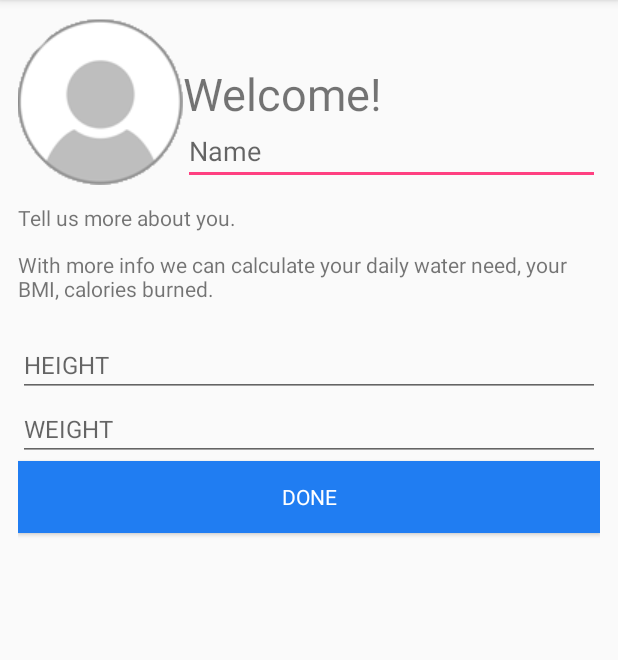
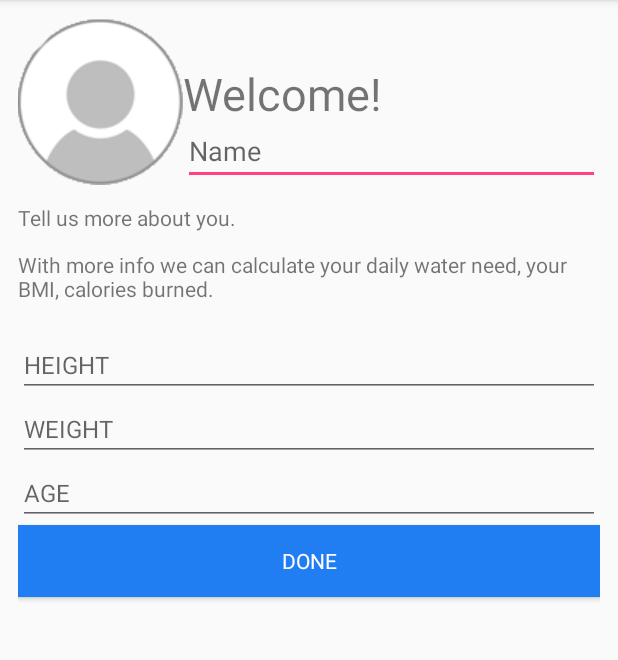
Before and after one commit to vikaspal210/StepCounter, an Android app: the screen it shows after launch (UserInfo), on a phone screen of 412 x 824 dp, the part 84-744 px from its top. Run offline under Robolectric (Android 15) with nearby library versions, the phone set to English and light mode, and no system bars; 3 statements that could not run were skipped.

```diff
--- a/app/build.gradle
+++ b/app/build.gradle
@@ -36,5 +36,7 @@ dependencies {
     compile 'com.android.support.constraint:constraint-layout:1.0.2'
     compile 'com.android.support:support-v4:25.3.1'
     compile 'com.android.support:design:25.3.1'
+    compile 'com.android.support:cardview-v7:25.3.1'
+    compile 'com.android.support:recyclerview-v7:25.3.1'
     testCompile 'junit:junit:4.12'
 }
--- /dev/null
+++ b/app/src/main/java/com/example/cas/stepcounter/ProgressFragment.java
@@ -0,0 +1,94 @@
+package com.example.cas.stepcounter;
+
+
+import android.os.Bundle;
+import android.support.v4.app.Fragment;
+import android.view.LayoutInflater;
+import android.view.View;
+import android.view.ViewGroup;
+import android.widget.TextView;
+
+
+/**
+ * A simple {@link Fragment} subclass.
+ */
+public class ProgressFragment extends Fragment {
+
+    //constants water
+    private float mWeight;
+    private float mAge;
+    private double waterIntakeValue;
+    private TextView waterTextView;
+    //constants BMI
+    private float mHeight;
+    private float bmi;
+    private TextView bmiTV;
+    private TextView bmiCategoryTV;
+
+    public ProgressFragment() {
+        // Required empty public constructor
+    }
+
+
+    @Override
+    public View onCreateView(LayoutInflater inflater, ViewGroup container,
+                             Bundle savedInstanceState) {
+        // Inflate the layout for this fragment
+        View view = inflater.inflate(R.layout.fragment_progress, container, false);
+
+        //initializing Water,BMI Text View
+        waterTextView = (TextView) view.findViewById(R.id.water_textView);
+        bmiTV = (TextView) view.findViewById(R.id.bmi_textView);
+        bmiCategoryTV = (TextView) view.findViewById(R.id.bmi_category_textView);
+
+        //initialize weight,height,age.
+        mWeight = Float.valueOf(UserInfo.getDefaults(UserInfo.WEIGHT, getContext()));
+        mAge = Float.valueOf(UserInfo.getDefaults(UserInfo.AGE, getContext()));
+        mHeight = Float.valueOf(UserInfo.getDefaults(UserInfo.HEIGHT, getContext()));
+
+        //calculate water
+        waterIntakeValue = dailyWaterIntakeCalculator(mWeight, mAge);
+        waterTextView.setText(String.valueOf(String.format("%.2f", waterIntakeValue)) + " Liters");
+
+        //calculating BMI
+        bmi = calculateBMI(mWeight, mHeight);
+        bmiTV.setText(String.valueOf(String.format("%.2f", bmi)));
+        if (bmi < 18.5) {
+            bmiCategoryTV.setText("UnderWeight");
+        } else if (18.5 <= bmi && bmi <= 24.9) {
+            bmiCategoryTV.setText("Normal Weight");
+        } else if (25 <= bmi && bmi <= 29.9) {
+            bmiCategoryTV.setText("Overweight");
+        } else {
+            bmiCategoryTV.setText("Obese");
+        }
+
+        //return view
+        return view;
+    }
+
+
+    //daily water intake calculating method
+    private double dailyWaterIntakeCalculator(float weight, float age) {
+
+        int ageThreshold;
+        mWeight = weight;
+        mAge = age;
+
+        if (age < 30) {
+            ageThreshold = 40;
+        } else if (age >= 30 && age <= 50) {
+            ageThreshold = 35;
+        } else {
+            ageThreshold = 30;
+        }
+        return (((((weight * 2.205) / 2.2) * ageThreshold) / 28.3) * 0.0296);
+    }
+
+    //method to calculate BMI
+    private float calculateBMI(float weight, float height) {
+        mWeight = weight;
+        mHeight = height;
+        return (weight * weight) / height;
+    }
+}
--- a/app/src/main/java/com/example/cas/stepcounter/StepFragmentPagerAdapter.java
+++ b/app/src/main/java/com/example/cas/stepcounter/StepFragmentPagerAdapter.java
@@ -11,7 +11,7 @@ import android.support.v4.app.FragmentPagerAdapter;
 public class StepFragmentPagerAdapter extends FragmentPagerAdapter {
 
     //tab titles
-    private String tabTitle[]=new String[] {"Activity","Water Need","BMI"};
+    private String tabTitle[] = new String[]{"Activity", "Progress", "Profile"};
 
     //needed cunstructor
     public StepFragmentPagerAdapter(FragmentManager fm) {
@@ -24,9 +24,9 @@ public class StepFragmentPagerAdapter extends FragmentPagerAdapter {
         if (position == 0) {
             return new stepFragment();
         } else if(position==1){
-            return new WaterFragment();
+            return new ProgressFragment();
         }else{
-            return new BMIFragment();
+            return new ProfileFragment();
         }
     }
 
--- a/app/src/main/java/com/example/cas/stepcounter/UserInfo.java
+++ b/app/src/main/java/com/example/cas/stepcounter/UserInfo.java
@@ -16,12 +16,15 @@ public class UserInfo extends AppCompatActivity {
     public static final String Name = "nameKey";
     public static final String HEIGHT = "heightKey";
     public static final String WEIGHT = "weightKey";
+    public static final String AGE = "ageKey";
+
 
     //constants
     SharedPreferences mSharedPreferences;
-    EditText nameET, heightET, weightET;
+    EditText nameET, heightET, weightET,ageET;
     Button mdoneButton;
 
+    //setDefault
     public static void setDefaults(String key, String value, Context context) {
         SharedPreferences preferences = PreferenceManager.getDefaultSharedPreferences(context);
         SharedPreferences.Editor editor = preferences.edit();
@@ -29,11 +32,13 @@ public class UserInfo extends AppCompatActivity {
         editor.commit();
     }
 
+    //getDefault
     public static String getDefaults(String key, Context context) {
         SharedPreferences preferences = PreferenceManager.getDefaultSharedPreferences(context);
         return preferences.getString(key, null);
     }
 
+    //onCreate
     @Override
     protected void onCreate(Bundle savedInstanceState) {
         super.onCreate(savedInstanceState);
@@ -43,6 +48,7 @@ public class UserInfo extends AppCompatActivity {
         nameET = (EditText) findViewById(R.id.name_ET);
         heightET = (EditText) findViewById(R.id.height_ET);
         weightET = (EditText) findViewById(R.id.weight_ET);
+        ageET = (EditText) findViewById(R.id.age_ET);
         mdoneButton = (Button) findViewById(R.id.done_button);
         //initializing mSharedPreferences
         mSharedPreferences = getSharedPreferences(MyPREFERENCES, Context.MODE_PRIVATE);
@@ -53,7 +59,7 @@ public class UserInfo extends AppCompatActivity {
                 setDefaults(Name, nameET.getText().toString(), getBaseContext());
                 setDefaults(HEIGHT, heightET.getText().toString(), getBaseContext());
                 setDefaults(WEIGHT, weightET.getText().toString(), getBaseContext());
-
+                setDefaults(AGE, ageET.getText().toString(), getBaseContext());
                 Toast.makeText(getBaseContext(), getDefaults(Name, getBaseContext()), Toast.LENGTH_LONG).show();
             }
         });
--- a/app/src/main/res/layout/activity_user_info.xml
+++ b/app/src/main/res/layout/activity_user_info.xml
@@ -59,6 +59,7 @@
         android:layout_height="wrap_content"
         android:layout_marginTop="20dp"
         android:hint="HEIGHT"
+        android:inputType="numberDecimal"
         android:textSize="16sp" />
 
     <EditText
@@ -66,6 +67,15 @@
         android:layout_width="match_parent"
         android:layout_height="wrap_content"
         android:hint="WEIGHT"
+        android:inputType="numberDecimal"
+        android:textSize="16sp" />
+
+    <EditText
+        android:id="@+id/age_ET"
+        android:layout_width="match_parent"
+        android:layout_height="wrap_content"
+        android:hint="AGE"
+        android:inputType="numberDecimal"
         android:textSize="16sp" />
 
     <Button
--- a/app/src/main/res/values/strings.xml
+++ b/app/src/main/res/values/strings.xml
@@ -3,4 +3,7 @@
     <string name="welcome">Welcome!</string>
     <string name="tell">Tell us more about you.</string>
     <string name="With">With more info we can calculate your daily water need, your BMI, calories burned.</string>
+
+    <!-- TODO: Remove or change this placeholder text -->
+    <string name="hello_blank_fragment">Hello blank fragment</string>
 </resources>
```
Also changed, not shown: app/src/main/java/com/example/cas/stepcounter/ProfileFragment.java (added, +31 -0 lines), app/src/main/res/layout/fragment_profile.xml (added, +13 -0 lines), app/src/main/res/layout/fragment_progress.xml (added, +102 -0 lines).
